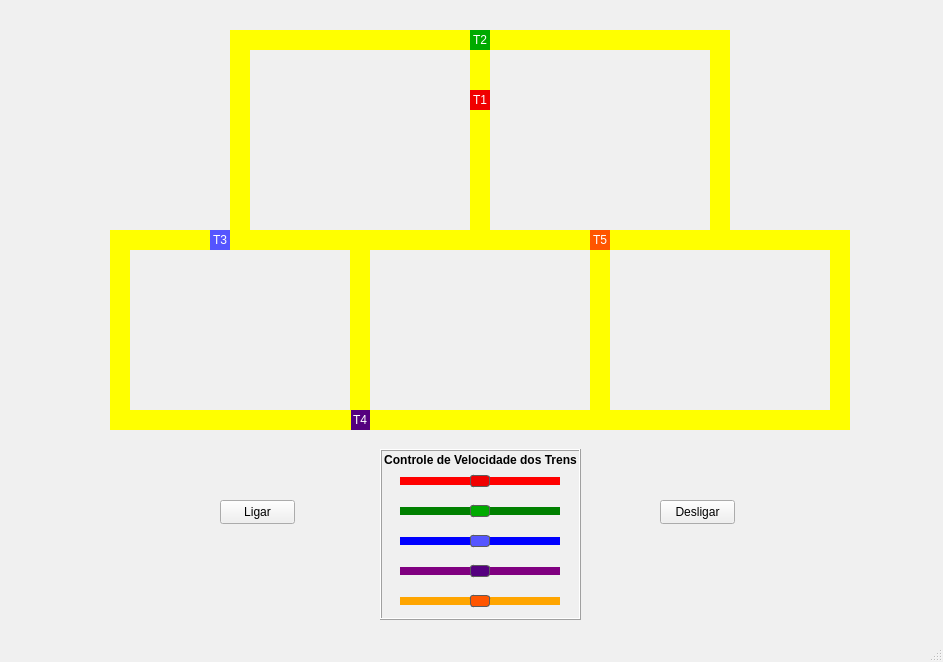
Bianca-Mirtes/Projeto_dos_Trens_SO, file mainwindow.ui: the form before one commit.
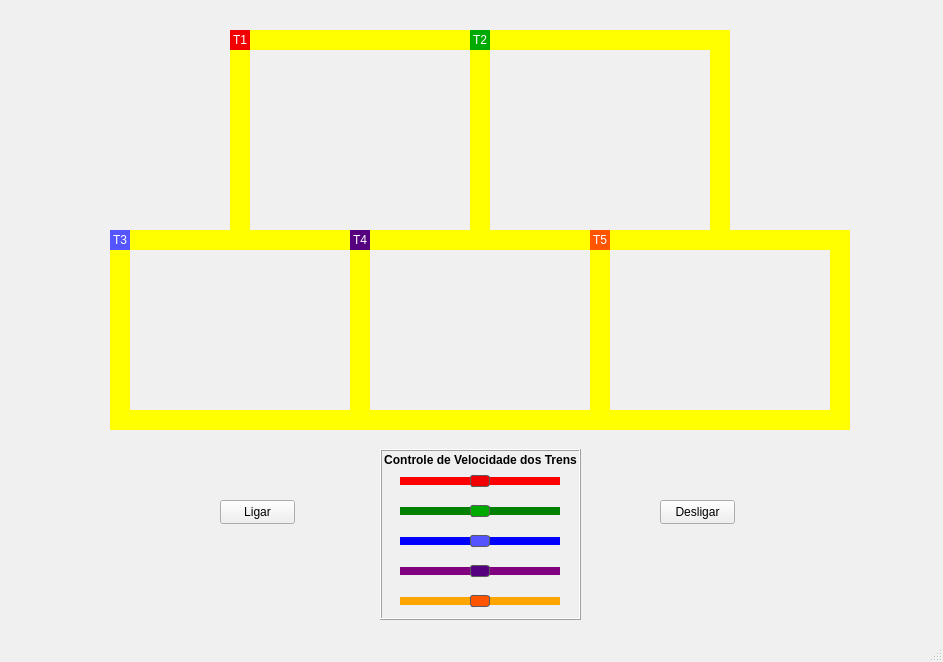
The form after the commit. Icons and pictures are not drawn.

```diff
--- a/mainwindow.ui
+++ b/mainwindow.ui
@@ -281,7 +281,7 @@
     <property name="geometry">
      <rect>
       <x>350</x>
-      <y>410</y>
+      <y>230</y>
       <width>20</width>
       <height>20</height>
      </rect>
@@ -395,8 +395,8 @@
    <widget class="QLabel" name="trem_1">
     <property name="geometry">
      <rect>
-      <x>470</x>
-      <y>90</y>
+      <x>230</x>
+      <y>30</y>
       <width>20</width>
       <height>20</height>
      </rect>
@@ -494,7 +494,7 @@
    <widget class="QLabel" name="trem_3">
     <property name="geometry">
      <rect>
-      <x>210</x>
+      <x>110</x>
       <y>230</y>
       <width>20</width>
       <height>20</height>
```
